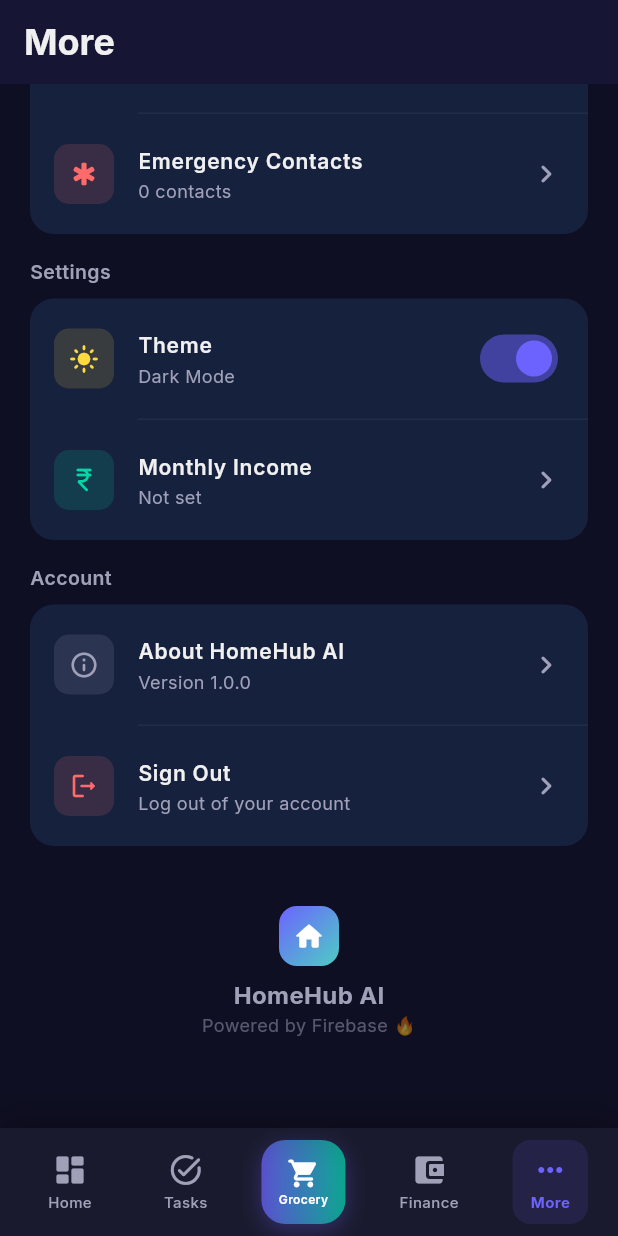
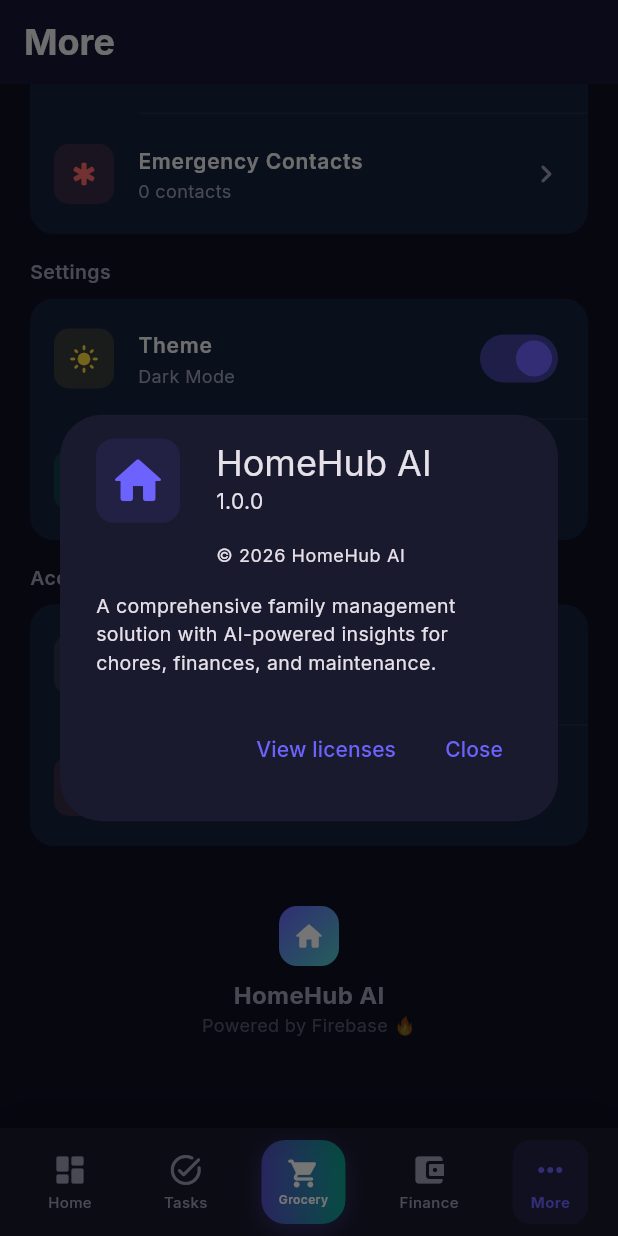
Before and after one commit to asirselvin446-commits/HomeHUB.AI, a Flutter app: the screen it shows once a user with an empty profile is signed in, item 5 of the bottom bar chosen, scrolled down 576 dp, after a tap on "About HomeHub AI", on a phone screen of 412 x 824 dp. Run offline on Flutter 3.47's test engine with Material 3 defaults, Android fonts, the phone set to English and light mode, and no system bars; our stand-ins replace cloud_firestore, firebase_auth, firebase_core, fl_chart, google_fonts, google_sign_in and 1 more; accounts and stored records are empty.

Commit message:
Auto-sync backup: 2026-03-11 22:33:12

```diff
--- a/lib/screens/more_screen.dart
+++ b/lib/screens/more_screen.dart
@@ -222,7 +222,29 @@
               title: 'About HomeHub AI',
               subtitle: 'Version 1.0.0',
               color: AppTheme.darkTextSecondary,
-              onTap: () {},
+              onTap: () {
+                showAboutDialog(
+                  context: context,
+                  applicationName: 'HomeHub AI',
+                  applicationVersion: '1.0.0',
+                  applicationIcon: Container(
+                    padding: EdgeInsets.all(8),
+                    decoration: BoxDecoration(
+                      color: AppTheme.primaryDark.withOpacity(0.1),
+                      borderRadius: BorderRadius.circular(12),
+                    ),
+                    child: Icon(Icons.home_rounded, size: 40, color: AppTheme.primaryDark),
+                  ),
+                  applicationLegalese: '© 2026 HomeHub AI',
+                  children: [
+                    SizedBox(height: 16),
+                    Text(
+                      'A comprehensive family management solution with AI-powered insights for chores, finances, and maintenance.',
+                      style: TextStyle(fontSize: 13),
+                    ),
+                  ],
+                );
+              },
             ),
             _MenuItem(
               icon: Icons.logout_rounded,
```
